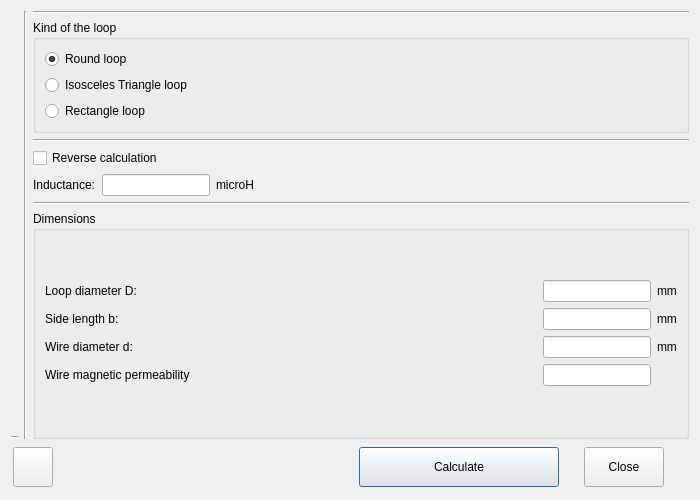
radioacoustick/Coil64, file loop.ui: the form before one commit.
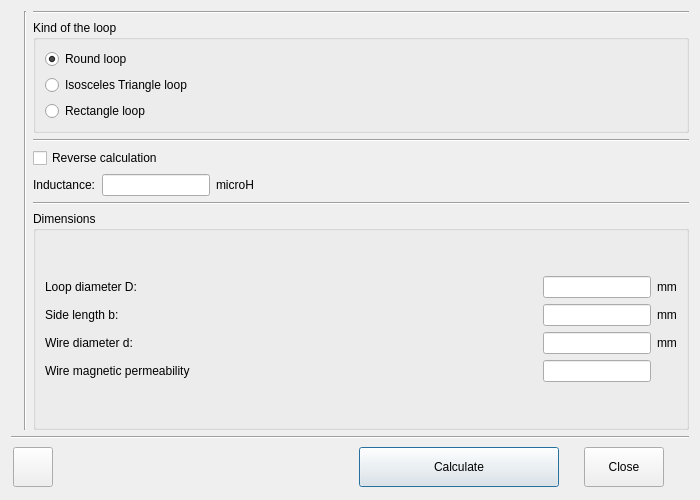
The form after the commit. Icons and pictures are not drawn.

What changed in the file:
```diff
--- a/loop.ui
+++ b/loop.ui
@@ -68,19 +68,6 @@
          </property>
         </widget>
        </item>
-       <item>
-        <widget class="Line" name="line_5">
-         <property name="sizePolicy">
-          <sizepolicy hsizetype="Minimum" vsizetype="Fixed">
-           <horstretch>0</horstretch>
-           <verstretch>0</verstretch>
-          </sizepolicy>
-         </property>
-         <property name="orientation">
-          <enum>Qt::Horizontal</enum>
-         </property>
-        </widget>
-       </item>
       </layout>
      </item>
      <item>
@@ -358,6 +345,13 @@
      </item>
     </layout>
    </item>
+   <item>
+    <widget class="Line" name="line_5">
+     <property name="orientation">
+      <enum>Qt::Horizontal</enum>
+     </property>
+    </widget>
+   </item>
    <item>
     <layout class="QHBoxLayout" name="horizontalLayout_2">
      <property name="spacing">
```
